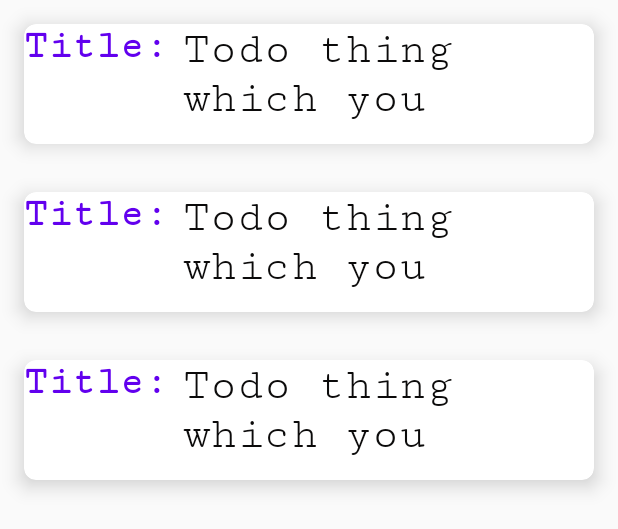
After one commit to sanskarpawar/TodoApp_Kotlin, an Android app: the layout activity_todo_list.xml on its own in the app's theme, with its tools: preview values and no code run, on a phone screen of 412 x 824 dp. The commit adds this screen. Shown: the top 529 px of the screen. Run offline under Robolectric (Android 15) with nearby library versions, the phone set to English and light mode, and no system bars.

Commit message:
ui for single item done

```diff
--- a/app/build.gradle
+++ b/app/build.gradle
@@ -57,5 +57,7 @@ dependencies {
     androidTestImplementation 'androidx.test.ext:junit:1.1.3'
     androidTestImplementation 'androidx.test.espresso:espresso-core:3.4.0'
     implementation platform('com.google.firebase:firebase-bom:29.0.4')
+    implementation("androidx.cardview:cardview:1.0.0")
     implementation 'com.google.firebase:firebase-analytics-ktx'
+    implementation 'androidx.recyclerview:recyclerview:1.2.1'
 }
--- a/app/src/main/AndroidManifest.xml
+++ b/app/src/main/AndroidManifest.xml
@@ -9,6 +9,7 @@
         android:roundIcon="@mipmap/ic_launcher_round"
         android:supportsRtl="true"
         android:theme="@style/AppTheme">
+        <activity android:name=".TodoListActivity"></activity>
         <activity android:name=".MainActivity">
             <intent-filter>
                 <action android:name="android.intent.action.MAIN" />
--- /dev/null
+++ b/app/src/main/java/com/example/notesapp/TodoListActivity.kt
@@ -0,0 +1,12 @@
+package com.example.notesapp
+
+import androidx.appcompat.app.AppCompatActivity
+import android.os.Bundle
+
+class TodoListActivity : AppCompatActivity() {
+
+    override fun onCreate(savedInstanceState: Bundle?) {
+        super.onCreate(savedInstanceState)
+        setContentView(R.layout.activity_todo_list)
+    }
+}
--- /dev/null
+++ b/app/src/main/res/layout/activity_todo_list.xml
@@ -0,0 +1,25 @@
+<?xml version="1.0" encoding="utf-8"?>
+<androidx.constraintlayout.widget.ConstraintLayout
+    xmlns:android="http://schemas.android.com/apk/res/android"
+    xmlns:app="http://schemas.android.com/apk/res-auto"
+    xmlns:tools="http://schemas.android.com/tools"
+    android:layout_width="match_parent"
+    android:layout_height="match_parent"
+    tools:context=".TodoListActivity">
+
+
+    <androidx.recyclerview.widget.RecyclerView
+        android:id="@+id/todoList"
+        android:layout_width="match_parent"
+        android:layout_height="match_parent"
+        app:layout_constraintBottom_toBottomOf="parent"
+        app:layout_constraintEnd_toEndOf="parent"
+        app:layout_constraintStart_toStartOf="parent"
+        app:layout_constraintTop_toTopOf="parent"
+        tools:listitem="@layout/single_todo_item"
+
+
+        />
+
+
+</androidx.constraintlayout.widget.ConstraintLayout>
--- /dev/null
+++ b/app/src/main/res/layout/single_todo_item.xml
@@ -0,0 +1,47 @@
+<?xml version="1.0" encoding="utf-8"?>
+<androidx.cardview.widget.CardView xmlns:android="http://schemas.android.com/apk/res/android"
+    android:layout_width="match_parent"
+    android:layout_height="80dp"
+    xmlns:app="http://schemas.android.com/apk/res-auto"
+    app:cardElevation="8dp"
+    app:cardCornerRadius="8dp"
+    android:layout_margin="16dp"
+    android:background="@drawable/input"
+
+
+    >
+
+            <LinearLayout
+                android:layout_width="wrap_content"
+                android:layout_height="wrap_content"
+                android:gravity="center_vertical"
+                android:orientation="horizontal"
+                >
+                <TextView
+                    android:layout_width="wrap_content"
+                    android:layout_height="70dp"
+                    android:text="@string/title"
+                    android:textAlignment="center"
+                    android:textColor="@color/colorPrimary"
+                    android:textSize="26dp"
+                    android:textStyle="bold"
+                    android:fontFamily="serif-monospace"
+                    />
+
+                <TextView
+                    android:id="@+id/txtNoteTitle"
+                    android:layout_width="wrap_content"
+                    android:layout_height="70dp"
+                    android:layout_marginStart="10dp"
+                    android:text="Todo thing which you saved......."
+                    android:textColor="@color/black"
+                    android:textSize="30sp"
+                    android:fontFamily="serif-monospace"
+                    />
+               </LinearLayout>
+
+
+
+
+
+</androidx.cardview.widget.CardView>
--- a/app/src/main/res/values/colors.xml
+++ b/app/src/main/res/values/colors.xml
@@ -5,4 +5,5 @@
     <color name="colorAccent">#03DAC5</color>
     <color name="redcolor">#F44336</color>
     <color name="darkwhite">#E8E1E1</color>
+    <color name="black">#0B0A0A</color>
 </resources>
--- a/app/src/main/res/values/strings.xml
+++ b/app/src/main/res/values/strings.xml
@@ -3,4 +3,5 @@
     <string name="type_your_discription_here">Type your discription here...</string>
     <string name="type_tour_title_here">Type tour title here...</string>
     <string name="enter_data">Create todo</string>
+    <string name="title">Title:</string>
 </resources>
```
